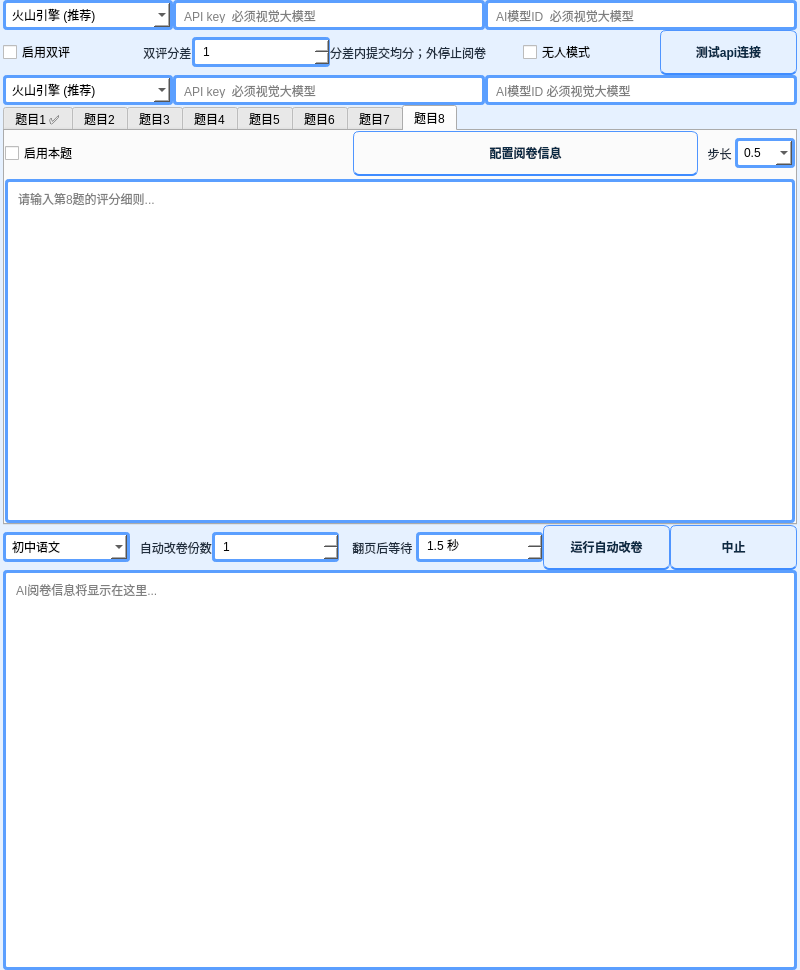
First picture: the form in setting/七题.ui, repository bangongshi107/AI-auto-grading-3-7, before the edit.
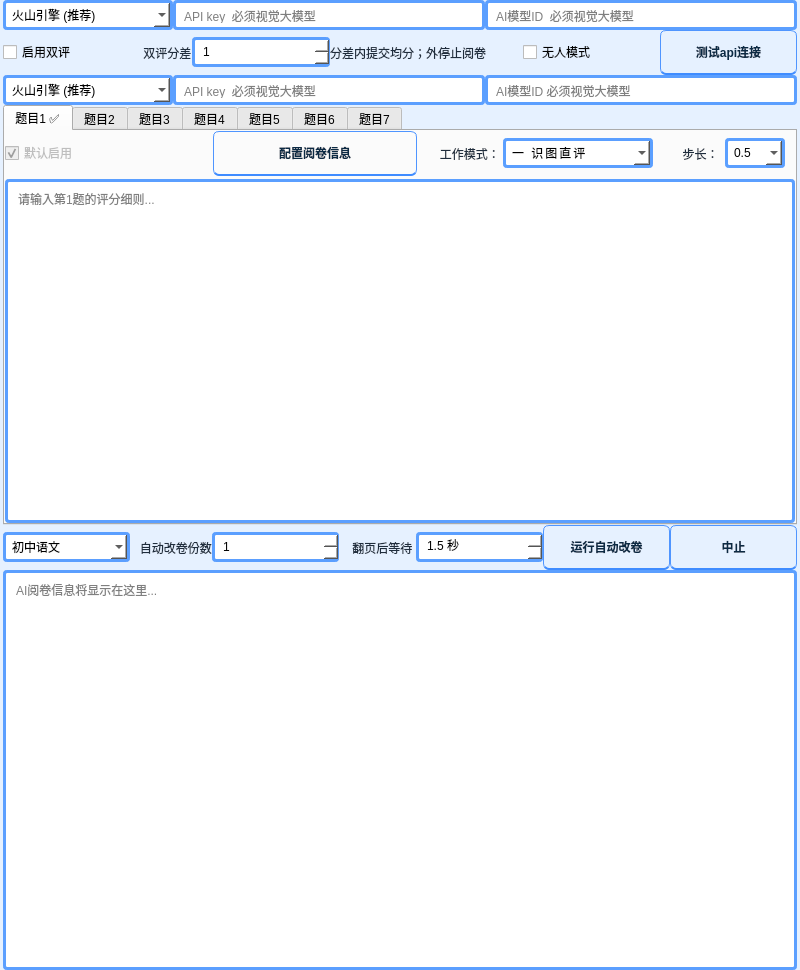
Second picture: the form after the edit. The open tabs and pages were chosen to show the change.

Commit message: 更新AI自动阅卷系统代码

Patch:
```diff
--- a/setting/七题.ui
+++ b/setting/七题.ui
@@ -1561,92 +1561,6 @@
             </item>
            </layout>
           </widget>
-          <widget class="QWidget" name="tab_question8">
-           <attribute name="title">
-            <string>题目8</string>
-           </attribute>
-           <layout class="QVBoxLayout" name="verticalLayout_q8">
-            <property name="spacing">
-             <number>3</number>
-            </property>
-            <property name="leftMargin">
-             <number>0</number>
-            </property>
-            <property name="topMargin">
-             <number>0</number>
-            </property>
-            <property name="rightMargin">
-             <number>0</number>
-            </property>
-            <property name="bottomMargin">
-             <number>0</number>
-            </property>
-            <item>
-             <layout class="QHBoxLayout" name="horizontalLayout_q8_header">
-              <item>
-               <widget class="QCheckBox" name="enableQuestion8">
-                <property name="text">
-                 <string>启用本题</string>
-                </property>
-               </widget>
-              </item>
-              <item>
-               <widget class="QPushButton" name="configQuestion8">
-                <property name="text">
-                 <string>配置阅卷信息</string>
-                </property>
-               </widget>
-              </item>
-              <item>
-               <widget class="QLabel" name="label_step8">
-                <property name="sizePolicy">
-                 <sizepolicy hsizetype="Fixed" vsizetype="Preferred">
-                  <horstretch>0</horstretch>
-                  <verstretch>0</verstretch>
-                 </sizepolicy>
-                </property>
-                <property name="text">
-                 <string>  步长</string>
-                </property>
-               </widget>
-              </item>
-              <item>
-               <widget class="QComboBox" name="score_rounding_step_8">
-                <property name="sizePolicy">
-                 <sizepolicy hsizetype="Fixed" vsizetype="Fixed">
-                  <horstretch>0</horstretch>
-                  <verstretch>0</verstretch>
-                 </sizepolicy>
-                </property>
-                <property name="minimumSize">
-                 <size>
-                  <width>60</width>
-                  <height>0</height>
-                 </size>
-                </property>
-                <item>
-                 <property name="text">
-                  <string>0.5</string>
-                 </property>
-                </item>
-                <item>
-                 <property name="text">
-                  <string>1</string>
-                 </property>
-                </item>
-               </widget>
-              </item>
-             </layout>
-            </item>
-            <item>
-             <widget class="QPlainTextEdit" name="StandardAnswer_text_8">
-              <property name="placeholderText">
-               <string>请输入第8题的评分细则...</string>
-              </property>
-             </widget>
-            </item>
-           </layout>
-          </widget>
          </widget>
         </item>
         <item>
```
The commit also changes 5 other files.
